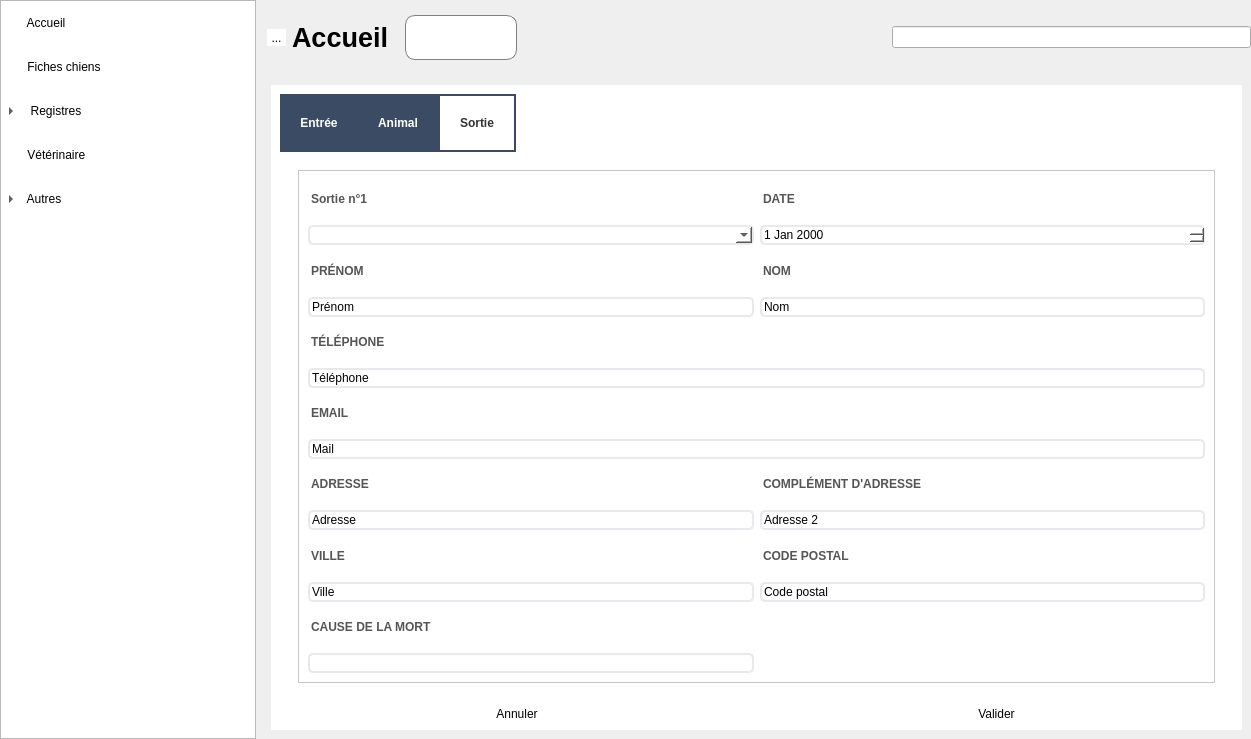
First picture: the form in mainwindow.ui, repository ArtAuc/mkrescue, before the edit.
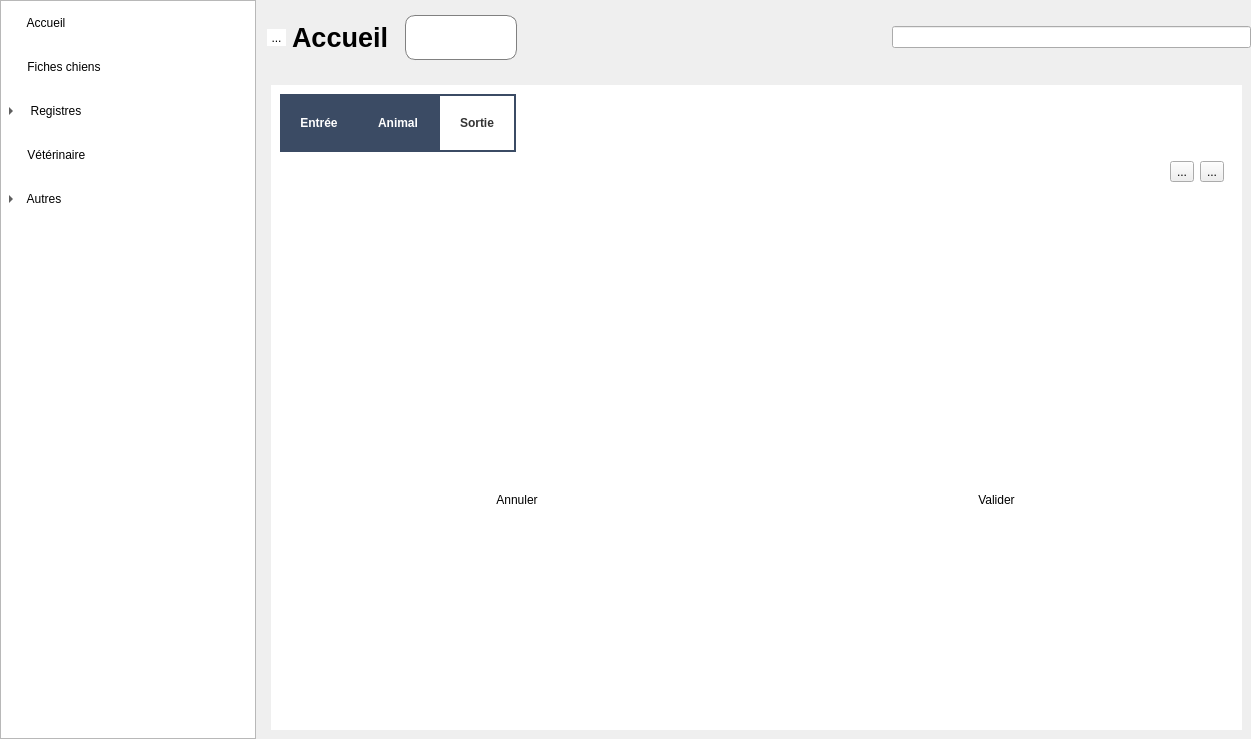
Second picture: the form after the edit. Icons and pictures are not drawn. Custom widgets are drawn as their Qt base class.

Commit message: Completed view for multiple destinations (ES) using stacked widget

The edit to the form file:
```diff
--- a/mainwindow.ui
+++ b/mainwindow.ui
@@ -1017,265 +1017,50 @@
                  <attribute name="title">
                   <string>Sortie</string>
                  </attribute>
-                 <layout class="QVBoxLayout" name="verticalLayout_11">
+                 <layout class="QVBoxLayout" name="verticalLayout_7">
                   <item>
-                   <widget class="QScrollArea" name="scrollArea">
-                    <property name="widgetResizable">
-                     <bool>true</bool>
-                    </property>
-                    <widget class="QWidget" name="scrollAreaWidgetContents">
-                     <property name="geometry">
-                      <rect>
-                       <x>0</x>
-                       <y>0</y>
-                       <width>919</width>
-                       <height>466</height>
-                      </rect>
-                     </property>
-                     <property name="sizePolicy">
-                      <sizepolicy hsizetype="Preferred" vsizetype="Preferred">
-                       <horstretch>0</horstretch>
-                       <verstretch>0</verstretch>
-                      </sizepolicy>
-                     </property>
-                     <property name="styleSheet">
-                      <string notr="true">background-color:white;</string>
-                     </property>
-                     <layout class="QVBoxLayout" name="verticalLayout_7">
-                      <item>
-                       <widget class="QFrame" name="destTemplate">
-                        <property name="frameShape">
-                         <enum>QFrame::StyledPanel</enum>
-                        </property>
-                        <property name="frameShadow">
-                         <enum>QFrame::Raised</enum>
-                        </property>
-                        <layout class="QGridLayout" name="gridLayout_4">
-                         <item row="4" column="1">
-                          <layout class="QVBoxLayout" name="address2DestEditLayout_3">
-                           <item>
-                            <widget class="QLabel" name="address2DestEditLabel_3">
-                             <property name="text">
-                              <string>COMPLÉMENT D'ADRESSE</string>
-                             </property>
-                            </widget>
-                           </item>
-                           <item>
-                            <widget class="QLineEdit" name="address2DestEdit_3">
-                             <property name="styleSheet">
-                              <string notr="true"/>
-                             </property>
-                             <property name="text">
-                              <string>Adresse 2</string>
-                             </property>
-                            </widget>
-                           </item>
-                          </layout>
-                         </item>
-                         <item row="5" column="1">
-                          <layout class="QVBoxLayout" name="postalCodeDestEditLayout_3">
-                           <item>
-                            <widget class="QLabel" name="postalCodeDestEditLabel_3">
-                             <property name="text">
-                              <string>CODE POSTAL</string>
-                             </property>
-                            </widget>
-                           </item>
-                           <item>
-                            <widget class="QLineEdit" name="postalCodeDestEdit_3">
-                             <property name="text">
-                              <string>Code postal</string>
-                             </property>
-                            </widget>
-                           </item>
-                          </layout>
-                         </item>
-                         <item row="6" column="0">
-                          <layout class="QVBoxLayout" name="deathCauseEditLayout_3">
-                           <item>
-                            <widget class="QLabel" name="deathCauseEditLabel_3">
-                             <property name="text">
-                              <string>CAUSE DE LA MORT</string>
-                             </property>
-                            </widget>
-                           </item>
-                           <item>
-                            <widget class="QLineEdit" name="deathCauseEdit_3"/>
-                           </item>
-                          </layout>
-                         </item>
-                         <item row="3" column="0" colspan="2">
-                          <layout class="QVBoxLayout" name="emailDestEditLayout_3">
-                           <item>
-                            <widget class="QLabel" name="emailDestEditLabel_3">
-                             <property name="text">
-                              <string>EMAIL</string>
-                             </property>
-                            </widget>
-                           </item>
-                           <item>
-                            <widget class="QLineEdit" name="emailDestEdit_3">
-                             <property name="text">
-                              <string>Mail</string>
-                             </property>
-                            </widget>
-                           </item>
-                          </layout>
-                         </item>
-                         <item row="5" column="0">
-                          <layout class="QVBoxLayout" name="cityDestEditLayout_3">
-                           <item>
-                            <widget class="QLabel" name="cityDestEditLabel_3">
-                             <property name="text">
-                              <string>VILLE</string>
-                             </property>
-                            </widget>
-                           </item>
-                           <item>
-                            <widget class="QLineEdit" name="cityDestEdit_3">
-                             <property name="text">
-                              <string>Ville</string>
-                             </property>
-                            </widget>
-                           </item>
-                          </layout>
-                         </item>
-                         <item row="4" column="0">
-                          <layout class="QVBoxLayout" name="addressDestEditLayout_3">
-                           <item>
-                            <widget class="QLabel" name="addressDestEditLabel_3">
-                             <property name="text">
-                              <string>ADRESSE</string>
-                             </property>
-                            </widget>
-                           </item>
-                           <item>
-                            <widget class="QLineEdit" name="addressDestEdit_3">
-                             <property name="text">
-                              <string>Adresse</string>
-                             </property>
-                            </widget>
-                           </item>
-                          </layout>
-                         </item>
-                         <item row="1" column="1">
-                          <layout class="QVBoxLayout" name="lastNameDestEditLayout_3">
-                           <item>
-                            <widget class="QLabel" name="lastNameDestEditLabel_3">
-                             <property name="text">
-                              <string>NOM</string>
-                             </property>
-                            </widget>
-                           </item>
-                           <item>
-                            <widget class="QLineEdit" name="lastNameDestEdit_3">
-                             <property name="text">
-                              <string>Nom</string>
-                             </property>
-                            </widget>
-                           </item>
-                          </layout>
-                         </item>
-                         <item row="0" column="1">
-                          <layout class="QVBoxLayout" name="destDateEditLayout">
-                           <item>
-                            <widget class="QLabel" name="destDateEditLabel">
-                             <property name="text">
-                              <string>DATE</string>
-                             </property>
-                            </widget>
-                           </item>
-                           <item>
-                            <widget class="QDateEdit" name="destDateEdit"/>
-                           </item>
-                          </layout>
-                         </item>
-                         <item row="0" column="0">
-                          <layout class="QVBoxLayout" name="destBoxLayout_3">
-                           <item>
-                            <widget class="QLabel" name="destBoxLabel_3">
-                             <property name="text">
-                              <string>Sortie n°1</string>
-                             </property>
-                            </widget>
-                           </item>
-                           <item>
-                            <widget class="QComboBox" name="destTypeBox">
-                             <item>
-                              <property name="text">
-                               <string/>
-                              </property>
-                             </item>
-                             <item>
-                              <property name="text">
-                               <string>Adoption</string>
-                              </property>
-                             </item>
-                             <item>
-                              <property name="text">
-                               <string>Propriétaire</string>
-                              </property>
-                             </item>
-                             <item>
-                              <property name="text">
-                               <string>Famille d'accueil</string>
-                              </property>
-                             </item>
-                             <item>
-                              <property name="text">
-                               <string>Entrée au refuge</string>
-                              </property>
-                             </item>
-                             <item>
-                              <property name="text">
-                               <string>Mort</string>
-                              </property>
-                             </item>
-                            </widget>
-                           </item>
-                          </layout>
-                         </item>
-                         <item row="2" column="0" colspan="2">
-                          <layout class="QVBoxLayout" name="phoneDestEditLayout_3">
-                           <item>
-                            <widget class="QLabel" name="phoneDestEditLabel_3">
-                             <property name="text">
-                              <string>TÉLÉPHONE</string>
-                             </property>
-                            </widget>
-                           </item>
-                           <item>
-                            <widget class="QLineEdit" name="phoneDestEdit_3">
-                             <property name="text">
-                              <string>Téléphone</string>
-                             </property>
-                            </widget>
-                           </item>
-                          </layout>
-                         </item>
-                         <item row="1" column="0">
-                          <layout class="QVBoxLayout" name="firstNameDestEditLayout_3">
-                           <item>
-                            <widget class="QLabel" name="firstNameDestEditLabel_3">
-                             <property name="text">
-                              <string>PRÉNOM</string>
-                             </property>
-                            </widget>
-                           </item>
-                           <item>
-                            <widget class="QLineEdit" name="firstNameDestEdit_3">
-                             <property name="text">
-                              <string>Prénom</string>
-                             </property>
-                            </widget>
-                           </item>
-                          </layout>
-                         </item>
-                        </layout>
-                       </widget>
-                      </item>
-                     </layout>
-                    </widget>
+                   <layout class="QHBoxLayout" name="nextDestLayout">
+                    <item>
+                     <spacer name="horizontalSpacer_2">
+                      <property name="orientation">
+                       <enum>Qt::Horizontal</enum>
+                      </property>
+                      <property name="sizeHint" stdset="0">
+                       <size>
+                        <width>40</width>
+                        <height>20</height>
+                       </size>
+                      </property>
+                     </spacer>
+                    </item>
+                    <item>
+                     <widget class="QToolButton" name="prevDestButton">
+                      <property name="text">
+                       <string>...</string>
+                      </property>
+                      <property name="icon">
+                       <iconset>
+                        <normaloff>media/left.svg</normaloff>media/left.svg</iconset>
+                      </property>
+                     </widget>
+                    </item>
+                    <item>
+                     <widget class="QToolButton" name="nextDestButton">
+                      <property name="text">
+                       <string>...</string>
+                      </property>
+                      <property name="icon">
+                       <iconset>
+                        <normaloff>media/right.svg</normaloff>media/right.svg</iconset>
+                      </property>
+                     </widget>
+                    </item>
+                   </layout>
+                  </item>
+                  <item>
+                   <widget class="QStackedWidget" name="destStackedWidget">
+                    <widget class="QWidget" name="page_3"/>
+                    <widget class="QWidget" name="page_4"/>
                    </widget>
                   </item>
                  </layout>
@@ -1300,6 +1085,19 @@
                 </item>
                </layout>
               </item>
+              <item>
+               <spacer name="verticalSpacer">
+                <property name="orientation">
+                 <enum>Qt::Vertical</enum>
+                </property>
+                <property name="sizeHint" stdset="0">
+                 <size>
+                  <width>20</width>
+                  <height>40</height>
+                 </size>
+                </property>
+               </spacer>
+              </item>
              </layout>
             </widget>
             <widget class="QWidget" name="careEditPage"/>
```
The commit also changes 8 other files.
